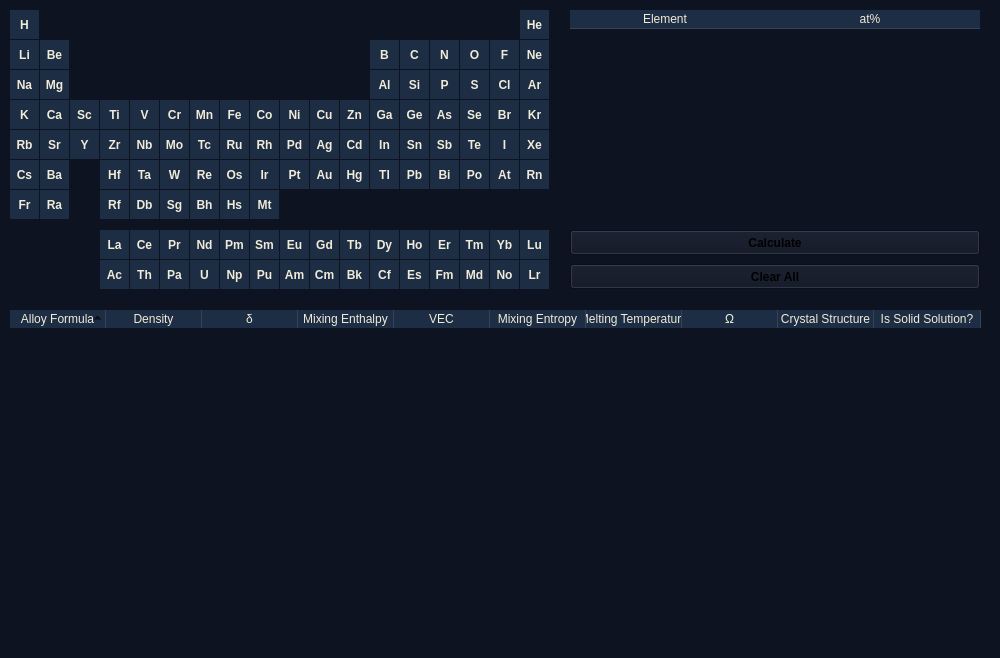
Above: HEACalculator/ui/parametersPage.ui from dogusariturk/HEACalculator before the change. Below: the same form after it.
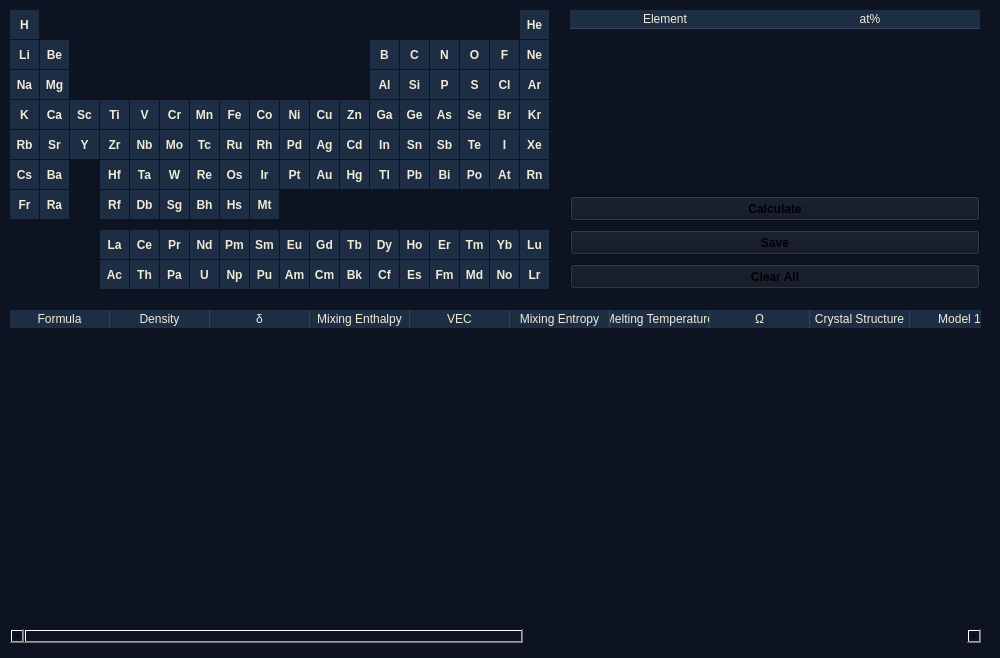
That is the form after the change. Icons and pictures are not drawn.

```diff
--- a/HEACalculator/ui/parametersPage.ui
+++ b/HEACalculator/ui/parametersPage.ui
@@ -24,7 +24,6 @@
   </property>
   <property name="font">
    <font>
-    <weight>75</weight>
     <bold>true</bold>
    </font>
   </property>
@@ -6158,7 +6157,7 @@
      <x>570</x>
      <y>10</y>
      <width>410</width>
-     <height>211</height>
+     <height>171</height>
     </rect>
    </property>
    <property name="minimumSize">
@@ -6240,8 +6239,8 @@
        </brush>
       </colorrole>
       <colorrole role="PlaceholderText">
-       <brush brushstyle="NoBrush">
-        <color alpha="128">
+       <brush brushstyle="SolidPattern">
+        <color alpha="255">
          <red>240</red>
          <green>235</green>
          <blue>216</blue>
@@ -6314,8 +6313,8 @@
        </brush>
       </colorrole>
       <colorrole role="PlaceholderText">
-       <brush brushstyle="NoBrush">
-        <color alpha="128">
+       <brush brushstyle="SolidPattern">
+        <color alpha="255">
          <red>240</red>
          <green>235</green>
          <blue>216</blue>
@@ -6388,8 +6387,8 @@
        </brush>
       </colorrole>
       <colorrole role="PlaceholderText">
-       <brush brushstyle="NoBrush">
-        <color alpha="128">
+       <brush brushstyle="SolidPattern">
+        <color alpha="255">
          <red>240</red>
          <green>235</green>
          <blue>216</blue>
@@ -6401,7 +6400,6 @@
    </property>
    <property name="font">
     <font>
-     <weight>50</weight>
      <bold>false</bold>
     </font>
    </property>
@@ -6506,7 +6504,7 @@
     </property>
    </column>
   </widget>
-  <widget class="QTreeWidget" name="resultsTreeWidget">
+  <widget class="QTableWidget" name="resultsTableWidget">
    <property name="geometry">
     <rect>
      <x>10</x>
@@ -6536,7 +6534,6 @@
    <property name="font">
     <font>
      <pointsize>13</pointsize>
-     <weight>50</weight>
      <bold>false</bold>
     </font>
    </property>
@@ -6545,44 +6542,51 @@
    </property>
    <property name="styleSheet">
     <string notr="true">QTreeWidget {
-	color: #F0EBD8;
-}
+                    color: #F0EBD8;
+                    }
 
-QTreeWidget::item:selected{
-	background-color: #3E5C76;
-	color: #F0EBD8;
-}
+                    QTreeWidget::item:selected{
+                    background-color: #3E5C76;
+                    color: #F0EBD8;
+                    }
 
-QHeaderView::section{
-	color: #F0EBD8;
-	background-color: #1D2D44;
-	max-width: 30px;
-	border: 0px solid;
-	border-style: none;
-    border-bottom: 0px solid;
-    border-right: 1px solid rgb(53, 66, 87);
-}
+                    QHeaderView::section{
+                    color: #F0EBD8;
+                    background-color: #1D2D44;
+                    max-width: 30px;
+                    border: 0px solid;
+                    border-style: none;
+                    border-bottom: 0px solid;
+                    border-right: 1px solid rgb(53, 66, 87);
+                    }
 
-QHeaderView::section:horizontal
-{
-	background-color: #1D2D44;
-	border-bottom: 0px solid;
-}
-QHeaderView::section:vertical
-{
-    border: 0px solid rgb(44, 49, 60);
-}
+                    QHeaderView::section:horizontal
+                    {
+                    background-color: #1D2D44;
+                    border-bottom: 0px solid;
+                    }
+                    QHeaderView::section:vertical
+                    {
+                    border: 0px solid rgb(44, 49, 60);
+                    }
 
-QHeaderView::down-arrow {
-	 image: url(down_arrow_gray.png);
-}
+                    QHeaderView::down-arrow {
+                    image: url(down_arrow_gray.png);
+                    }
 
-QHeaderView::up-arrow {
-}</string>
+                    QHeaderView::up-arrow {
+                    }
+                </string>
    </property>
    <property name="frameShape">
     <enum>QFrame::NoFrame</enum>
    </property>
+   <property name="frameShadow">
+    <enum>QFrame::Plain</enum>
+   </property>
+   <property name="lineWidth">
+    <number>1</number>
+   </property>
    <property name="sizeAdjustPolicy">
     <enum>QAbstractScrollArea::AdjustIgnored</enum>
    </property>
@@ -6601,60 +6605,12 @@
    <property name="selectionMode">
     <enum>QAbstractItemView::ExtendedSelection</enum>
    </property>
-   <property name="rootIsDecorated">
-    <bool>false</bool>
-   </property>
-   <property name="uniformRowHeights">
-    <bool>true</bool>
-   </property>
-   <property name="itemsExpandable">
-    <bool>true</bool>
-   </property>
    <property name="sortingEnabled">
     <bool>true</bool>
    </property>
-   <property name="animated">
-    <bool>true</bool>
-   </property>
-   <property name="allColumnsShowFocus">
-    <bool>false</bool>
-   </property>
-   <property name="wordWrap">
-    <bool>true</bool>
-   </property>
-   <property name="headerHidden">
-    <bool>false</bool>
-   </property>
-   <property name="expandsOnDoubleClick">
-    <bool>true</bool>
-   </property>
-   <attribute name="headerVisible">
-    <bool>true</bool>
-   </attribute>
-   <attribute name="headerCascadingSectionResizes">
-    <bool>false</bool>
-   </attribute>
-   <attribute name="headerMinimumSectionSize">
-    <number>15</number>
-   </attribute>
-   <attribute name="headerDefaultSectionSize">
-    <number>96</number>
-   </attribute>
-   <attribute name="headerHighlightSections">
-    <bool>true</bool>
-   </attribute>
-   <attribute name="headerShowSortIndicator" stdset="0">
-    <bool>true</bool>
-   </attribute>
-   <attribute name="headerStretchLastSection">
-    <bool>true</bool>
-   </attribute>
    <column>
     <property name="text">
-     <string>Alloy Formula</string>
-    </property>
-    <property name="textAlignment">
-     <set>AlignCenter</set>
+     <string>Formula</string>
     </property>
    </column>
    <column>
@@ -6662,83 +6618,83 @@
      <string>Density</string>
     </property>
     <property name="toolTip">
-     <string>&lt;html&gt;&lt;head/&gt;&lt;body&gt;&lt;p&gt;g/cm&lt;span style=&quot; vertical-align:super;&quot;&gt;3&lt;/span&gt;&lt;/p&gt;&lt;/body&gt;&lt;/html&gt;</string>
-    </property>
-    <property name="textAlignment">
-     <set>AlignCenter</set>
+     <string>&lt;html&gt;&lt;head/&gt;&lt;body&gt;&lt;p&gt;g/cm&lt;span style=\&quot; vertical-align:super;\&quot;&gt;3&lt;/span&gt;&lt;/p&gt;&lt;/body&gt;&lt;/html&gt;
+</string>
     </property>
    </column>
    <column>
     <property name="text">
      <string>δ</string>
     </property>
-    <property name="textAlignment">
-     <set>AlignCenter</set>
-    </property>
    </column>
    <column>
     <property name="text">
      <string>Mixing Enthalpy</string>
     </property>
-    <property name="toolTip">
-     <string>&lt;html&gt;&lt;head/&gt;&lt;body&gt;&lt;p&gt;kJ/mol&lt;/p&gt;&lt;/body&gt;&lt;/html&gt;</string>
-    </property>
-    <property name="textAlignment">
-     <set>AlignCenter</set>
-    </property>
    </column>
    <column>
     <property name="text">
      <string>VEC</string>
     </property>
-    <property name="textAlignment">
-     <set>AlignCenter</set>
-    </property>
    </column>
    <column>
     <property name="text">
      <string>Mixing Entropy</string>
     </property>
-    <property name="toolTip">
-     <string>&lt;html&gt;&lt;head/&gt;&lt;body&gt;&lt;p&gt;J/K.mol&lt;/p&gt;&lt;/body&gt;&lt;/html&gt;</string>
-    </property>
-    <property name="textAlignment">
-     <set>AlignCenter</set>
-    </property>
    </column>
    <column>
     <property name="text">
      <string>Melting Temperature</string>
     </property>
-    <property name="toolTip">
-     <string>&lt;html&gt;&lt;head/&gt;&lt;body&gt;&lt;p&gt;K&lt;/p&gt;&lt;/body&gt;&lt;/html&gt;</string>
-    </property>
-    <property name="textAlignment">
-     <set>AlignCenter</set>
-    </property>
    </column>
    <column>
     <property name="text">
      <string>Ω</string>
     </property>
-    <property name="textAlignment">
-     <set>AlignCenter</set>
-    </property>
    </column>
    <column>
     <property name="text">
      <string>Crystal Structure</string>
     </property>
-    <property name="textAlignment">
-     <set>AlignCenter</set>
+   </column>
+   <column>
+    <property name="text">
+     <string>Model 1</string>
     </property>
    </column>
    <column>
     <property name="text">
-     <string>Is Solid Solution?</string>
+     <string>Model 2</string>
     </property>
-    <property name="textAlignment">
-     <set>AlignCenter</set>
+   </column>
+   <column>
+    <property name="text">
+     <string>Model 3</string>
+    </property>
+   </column>
+   <column>
+    <property name="text">
+     <string>Model 4</string>
+    </property>
+   </column>
+   <column>
+    <property name="text">
+     <string>Model 5</string>
+    </property>
+   </column>
+   <column>
+    <property name="text">
+     <string>Model 6</string>
+    </property>
+   </column>
+   <column>
+    <property name="text">
+     <string>Model 7</string>
+    </property>
+   </column>
+   <column>
+    <property name="text">
+     <string>Model 8</string>
     </property>
    </column>
   </widget>
@@ -6779,7 +6735,7 @@
    <property name="geometry">
     <rect>
      <x>570</x>
-     <y>230</y>
+     <y>196</y>
      <width>410</width>
      <height>25</height>
     </rect>
@@ -6808,6 +6764,40 @@
     <string>Calculate</string>
    </property>
   </widget>
+  <widget class="QPushButton" name="SavePushButton">
+   <property name="geometry">
+    <rect>
+     <x>570</x>
+     <y>230</y>
+     <width>410</width>
+     <height>25</height>
+    </rect>
+   </property>
+   <property name="sizePolicy">
+    <sizepolicy hsizetype="Minimum" vsizetype="Preferred">
+     <horstretch>0</horstretch>
+     <verstretch>0</verstretch>
+    </sizepolicy>
+   </property>
+   <property name="minimumSize">
+    <size>
+     <width>198</width>
+     <height>25</height>
+    </size>
+   </property>
+   <property name="focusPolicy">
+    <enum>Qt::NoFocus</enum>
+   </property>
+   <property name="styleSheet">
+    <string notr="true">QPushButton{background-color: #1D2D44;color: #F0EBD8;}
+                    QPushButton:hover{background-color: #3E5C76;color: #F0EBD8;}
+                    QPushButton:pressed{background-color: #748CAB;color: #F0EBD8;};
+                </string>
+   </property>
+   <property name="text">
+    <string>Save</string>
+   </property>
+  </widget>
  </widget>
  <resources>
   <include location="HEACalculator.qrc"/>
```
Left out of the diff: 3272 changed lines with no effect on the pictures.
